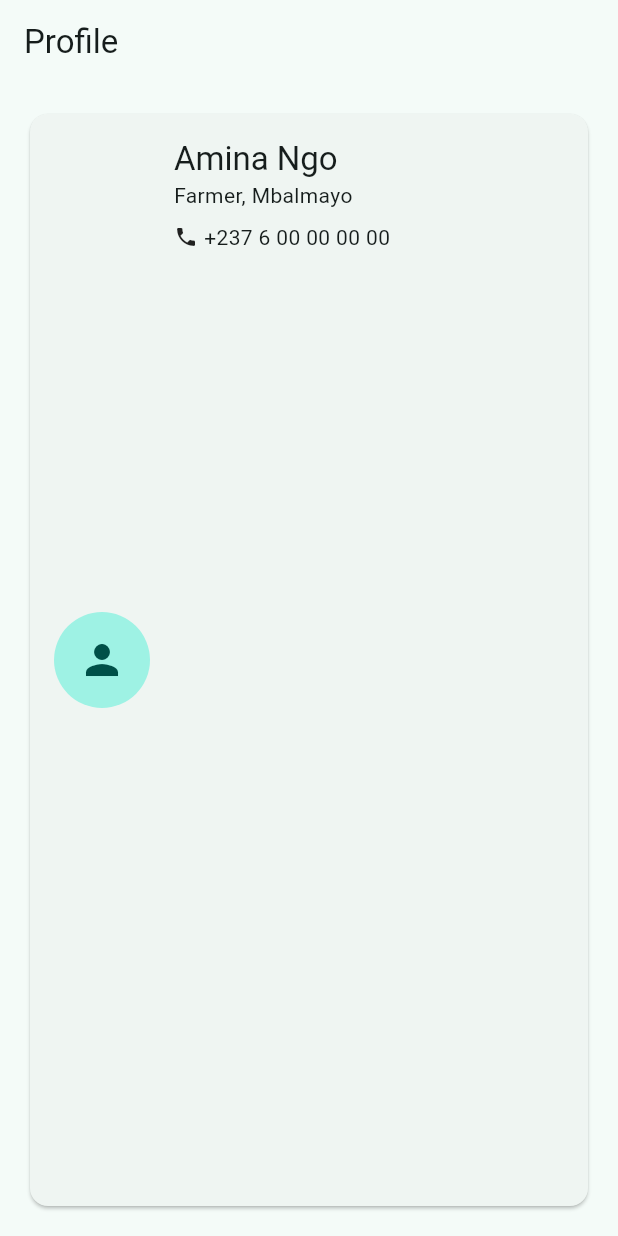
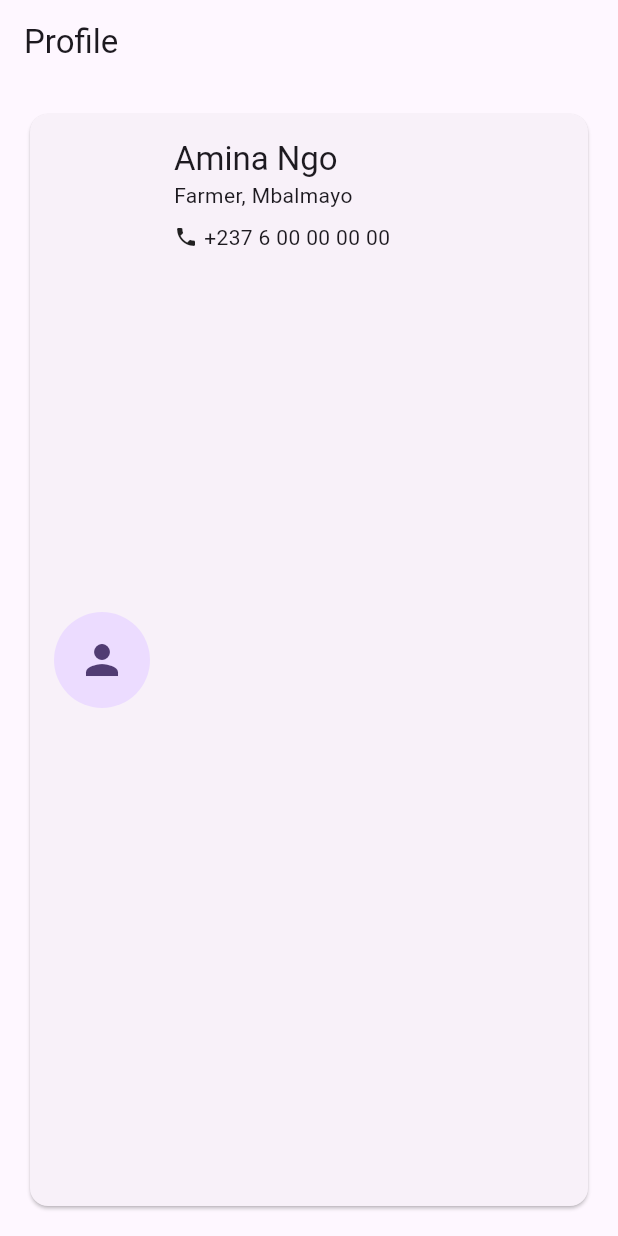
Before and after one commit to techgirl911/flutter_application_1, a Flutter app: the screen it shows after launch, on a phone screen of 412 x 824 dp. Run offline on Flutter 3.47's test engine with Material 3 defaults, Android fonts, the phone set to English and light mode, and no system bars.

Commit message:
changed color from teal

```diff
--- a/lib/main.dart
+++ b/lib/main.dart
@@ -9,7 +9,9 @@ class CardApp extends StatelessWidget {
   Widget build(BuildContext context) {
     return MaterialApp(
       theme: ThemeData(
-        colorScheme: ColorScheme.fromSeed(seedColor: Colors.teal),
+        colorScheme: ColorScheme.fromSeed(
+          seedColor: const Color.fromARGB(255, 72, 0, 150),
+        ),
       ),
       home: Scaffold(
         appBar: AppBar(title: const Text('Profile')),
```
